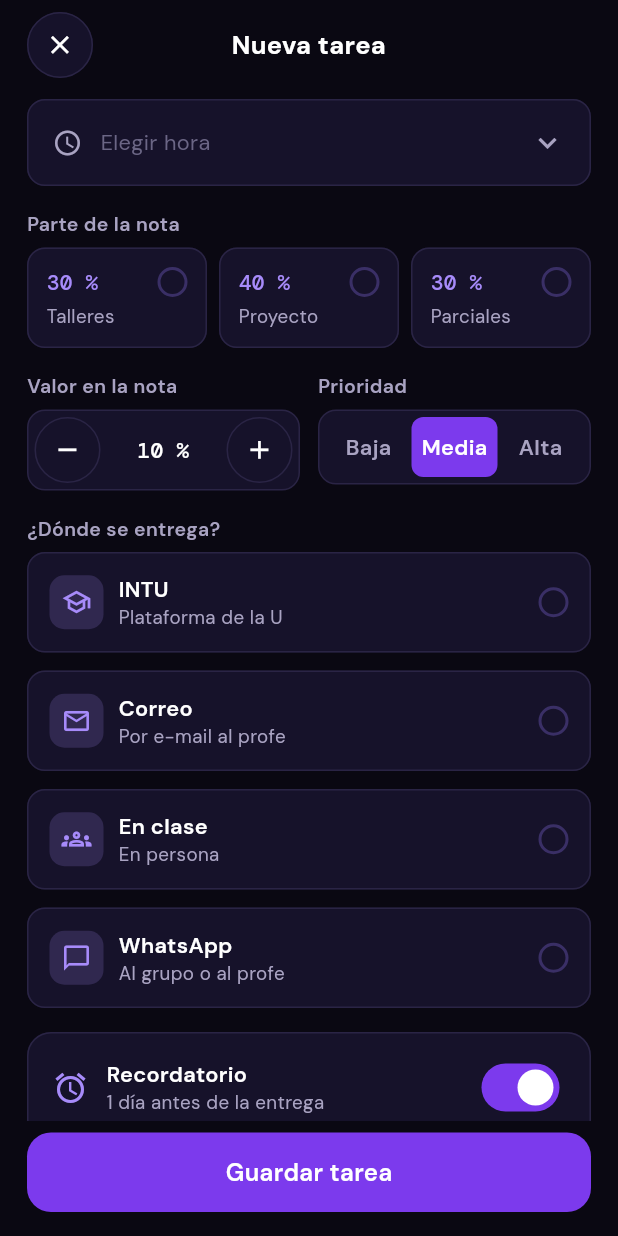
After one commit to JmDavid1x/StudyFlow, a Flutter app: the NewTaskScreen screen opened by its route, scrolled down 576 dp, after a tap on the "remove" icon, on a phone screen of 412 x 824 dp. The commit adds this screen. Run offline on Flutter 3.47's test engine with Material 3 defaults, Android fonts, the phone set to English and light mode, and no system bars; our stand-ins replace google_fonts.

Commit message:
feat: pantalla de nueva tarea con formulario reutilizable
Formulario compartido para Nueva tarea (14) y Editar tarea (19): titulo, materia, tipo, fecha y hora, parte de la nota, valor, prioridad, canal o lugar del examen, recordatorio y notas. Valida titulo, materia y fecha antes de ir a Tarea guardada.

```diff
--- a/lib/features/task_form/task_form_routes.dart
+++ b/lib/features/task_form/task_form_routes.dart
@@ -3,13 +3,14 @@ import 'package:flutter/widgets.dart';
 import 'package:studyflow/core/navigation/app_routes.dart';
 import 'package:studyflow/core/navigation/placeholder_screen.dart';
 import 'package:studyflow/core/navigation/team.dart';
+import 'package:studyflow/features/task_form/ui/screens/new_task_screen.dart';
 
 /// Rutas de Formularios de tarea (Camilo).
 ///
 /// Cuando termines una pantalla, cambia su PlaceholderScreen por tu pantalla.
 /// Solo tú editas este archivo, así no hay conflictos con el resto del equipo.
 final Map<String, WidgetBuilder> taskFormRoutes = {
-  AppRoutes.newTask: (_) => const PlaceholderScreen(figma: '14', title: 'Nueva tarea', owner: Team.p4),
+  AppRoutes.newTask: (_) => const NewTaskScreen(),
   AppRoutes.taskSaved: (_) => const PlaceholderScreen(figma: '15', title: 'Tarea guardada', owner: Team.p4),
   AppRoutes.editTask: (_) => const PlaceholderScreen(figma: '19', title: 'Editar tarea', owner: Team.p4),
 };
--- /dev/null
+++ b/lib/features/task_form/ui/screens/new_task_screen.dart
@@ -0,0 +1,36 @@
+import 'package:flutter/material.dart';
+
+import 'package:studyflow/core/design_system/design_system.dart';
+import 'package:studyflow/core/navigation/app_routes.dart';
+import 'package:studyflow/features/task_form/ui/widgets/task_form.dart';
+
+/// Nueva tarea (Figma 14). Formulario vacío; al guardar va a Tarea guardada
+/// (Figma 15) y le pasa lo que se llenó para mostrar el resumen.
+class NewTaskScreen extends StatelessWidget {
+  const NewTaskScreen({super.key});
+
+  @override
+  Widget build(BuildContext context) {
+    return Scaffold(
+      body: SafeArea(
+        child: Column(
+          children: [
+            const SfScreenHeader(title: 'Nueva tarea', useCloseIcon: true),
+            Expanded(
+              child: TaskForm(
+                submitLabel: 'Guardar tarea',
+                // Reemplaza esta pantalla: al volver desde Tarea guardada no
+                // se regresa a un formulario ya guardado.
+                onSubmit: (data) => Navigator.pushReplacementNamed(
+                  context,
+                  AppRoutes.taskSaved,
+                  arguments: data,
+                ),
+              ),
+            ),
+          ],
+        ),
+      ),
+    );
+  }
+}
--- /dev/null
+++ b/lib/features/task_form/ui/widgets/grade_part_selector.dart
@@ -0,0 +1,96 @@
+import 'package:flutter/material.dart';
+
+import 'package:studyflow/core/design_system/design_system.dart';
+import 'package:studyflow/features/task_form/ui/widgets/task_form_data.dart';
+
+/// Selector de la parte de la nota (Figma 14): tres tarjetas angostas con el
+/// porcentaje arriba y el nombre abajo. SfOptionCards pone el texto al lado
+/// del círculo y en tres columnas no cabe, por eso esta versión compacta.
+class GradePartSelector extends StatelessWidget {
+  const GradePartSelector({
+    super.key,
+    required this.parts,
+    required this.selected,
+    required this.onChanged,
+  });
+
+  final List<GradePart> parts;
+  final GradePart? selected;
+  final ValueChanged<GradePart> onChanged;
+
+  @override
+  Widget build(BuildContext context) {
+    return Row(
+      children: [
+        for (var i = 0; i < parts.length; i++) ...[
+          if (i > 0) const SizedBox(width: SfSpacing.xs),
+          Expanded(
+            child: _GradePartCard(
+              part: parts[i],
+              selected: parts[i] == selected,
+              onTap: () => onChanged(parts[i]),
+            ),
+          ),
+        ],
+      ],
+    );
+  }
+}
+
+class _GradePartCard extends StatelessWidget {
+  const _GradePartCard({required this.part, required this.selected, required this.onTap});
+
+  final GradePart part;
+  final bool selected;
+  final VoidCallback onTap;
+
+  @override
+  Widget build(BuildContext context) {
+    final radius = BorderRadius.circular(SfRadius.md);
+    return Semantics(
+      selected: selected,
+      button: true,
+      child: Material(
+        color: selected ? SfColors.primarySoft : SfColors.surface,
+        borderRadius: radius,
+        child: InkWell(
+          onTap: onTap,
+          borderRadius: radius,
+          child: Container(
+            padding: const EdgeInsets.all(SfSpacing.sm),
+            decoration: BoxDecoration(
+              borderRadius: radius,
+              border: Border.all(
+                color: selected ? SfColors.primary : SfColors.border,
+                width: selected ? 1.5 : 1,
+              ),
+            ),
+            child: Column(
+              crossAxisAlignment: CrossAxisAlignment.start,
+              children: [
+                Row(
+                  children: [
+                    Expanded(
+                      child: Text(
+                        '${part.weight} %',
+                        style: SfTypography.number.copyWith(color: SfColors.primaryLight),
+                      ),
+                    ),
+                    SfRadioDot(selected: selected),
+                  ],
+                ),
+                const SizedBox(height: SfSpacing.xxs),
+                Text(
+                  part.label,
+                  maxLines: 1,
+                  overflow: TextOverflow.ellipsis,
+                  style: SfTypography.caption,
+                ),
+              ],
+            ),
+          ),
+        ),
+      ),
+    );
+  }
+}
--- /dev/null
+++ b/lib/features/task_form/ui/widgets/percent_stepper.dart
@@ -0,0 +1,51 @@
+import 'package:flutter/material.dart';
+
+import 'package:studyflow/core/design_system/design_system.dart';
+
+/// Selector de porcentaje con botones menos y más (Figma 14: "Valor en la
+/// nota"). Se elige tocando, nunca con el teclado.
+class PercentStepper extends StatelessWidget {
+  const PercentStepper({
+    super.key,
+    required this.value,
+    required this.onChanged,
+    this.min = 5,
+    this.max = 100,
+    this.step = 5,
+  });
+
+  final int value;
+  final ValueChanged<int> onChanged;
+  final int min;
+  final int max;
+  final int step;
+
+  @override
+  Widget build(BuildContext context) {
+    return Container(
+      padding: const EdgeInsets.all(SfSpacing.xxs),
+      decoration: BoxDecoration(
+        color: SfColors.surface,
+        borderRadius: BorderRadius.circular(SfRadius.md),
+        border: Border.all(color: SfColors.border),
+      ),
+      child: Row(
+        children: [
+          SfIconButton(
+            icon: Icons.remove,
+            tooltip: 'Bajar porcentaje',
+            onPressed: value - step >= min ? () => onChanged(value - step) : null,
+          ),
+          Expanded(
+            child: Text('$value %', textAlign: TextAlign.center, style: SfTypography.number),
+          ),
+          SfIconButton(
+            icon: Icons.add,
+            tooltip: 'Subir porcentaje',
+            onPressed: value + step <= max ? () => onChanged(value + step) : null,
+          ),
+        ],
+      ),
+    );
+  }
+}
--- /dev/null
+++ b/lib/features/task_form/ui/widgets/task_form.dart
@@ -0,0 +1,318 @@
+import 'package:flutter/material.dart';
+
+import 'package:studyflow/core/demo/demo_data.dart';
+import 'package:studyflow/core/design_system/design_system.dart';
+import 'package:studyflow/features/task_form/ui/widgets/grade_part_selector.dart';
+import 'package:studyflow/features/task_form/ui/widgets/percent_stepper.dart';
+import 'package:studyflow/features/task_form/ui/widgets/task_form_data.dart';
+
+/// Formulario de tarea. Lo usan Nueva tarea (Figma 14), vacío, y Editar
+/// tarea (Figma 19), con los datos cargados en [initial].
+///
+/// Guarda lo que el usuario elige en el estado de la interfaz y, al tocar el
+/// botón, valida título, materia y fecha antes de llamar a [onSubmit].
+class TaskForm extends StatefulWidget {
+  const TaskForm({
+    super.key,
+    required this.submitLabel,
+    required this.onSubmit,
+    this.initial = const TaskFormData(),
+  });
+
+  final String submitLabel;
+  final ValueChanged<TaskFormData> onSubmit;
+  final TaskFormData initial;
+
+  @override
+  State<TaskForm> createState() => _TaskFormState();
+}
+
+class _TaskFormState extends State<TaskForm> {
+  late final _title = TextEditingController(text: widget.initial.title);
+  late final _place = TextEditingController(text: widget.initial.place);
+  late final _notes = TextEditingController(text: widget.initial.notes);
+  late DemoSubject? _subject = widget.initial.subject;
+  late TaskKind _kind = widget.initial.kind;
+  late DateTime? _date = widget.initial.date;
+  late TimeOfDay? _time = widget.initial.time;
+  late GradePart? _gradePart = widget.initial.gradePart;
+  late int _gradeValue = widget.initial.gradeValue;
+  late TaskPriority _priority = widget.initial.priority;
+  late DeliveryChannel? _channel = widget.initial.channel;
+  late bool _reminder = widget.initial.reminder;
+
+  /// Los errores solo se muestran después del primer intento de guardar.
+  bool _triedToSave = false;
+
+  @override
+  void dispose() {
+    _title.dispose();
+    _place.dispose();
+    _notes.dispose();
+    super.dispose();
+  }
+
+  bool get _isExam => _kind == TaskKind.exam;
+
+  Future<void> _pickDate() async {
+    final picked = await sfPickDate(context, initial: _date);
+    if (picked != null) setState(() => _date = picked);
+  }
+
+  Future<void> _pickTime() async {
+    final picked = await sfPickTime(context, initial: _time);
+    if (picked != null) setState(() => _time = picked);
+  }
+
+  void _selectGradePart(GradePart part) {
+    setState(() {
+      _gradePart = part;
+      // El valor de la tarea no puede pasar lo que vale su parte de la nota.
+      if (_gradeValue > part.weight) _gradeValue = part.weight;
+    });
+  }
+
+  void _submit() {
+    setState(() => _triedToSave = true);
+    if (_title.text.trim().isEmpty || _subject == null || _date == null) return;
+
+    widget.onSubmit(
+      TaskFormData(
+        title: _title.text.trim(),
+        subject: _subject,
+        kind: _kind,
+        date: _date,
+        time: _time,
+        gradePart: _gradePart,
+        gradeValue: _gradeValue,
+        priority: _priority,
+        channel: _isExam ? null : _channel,
+        place: _isExam ? _place.text.trim() : '',
+        reminder: _reminder,
+        notes: _notes.text.trim(),
+      ),
+    );
+  }
+
+  @override
+  Widget build(BuildContext context) {
+    return Column(
+      children: [
+        Expanded(
+          child: SingleChildScrollView(
+            padding: const EdgeInsets.fromLTRB(SfSpacing.screen, SfSpacing.xs, SfSpacing.screen, SfSpacing.lg),
+            child: Column(
+              crossAxisAlignment: CrossAxisAlignment.stretch,
+              children: [
+                SfTextField(
+                  label: 'Título',
+                  hint: 'Ej.: Taller 3: consultas SQL',
+                  controller: _title,
+                  textCapitalization: TextCapitalization.sentences,
+                  textInputAction: TextInputAction.done,
+                  errorText: _triedToSave && _title.text.trim().isEmpty ? 'Escribe el título' : null,
+                  onChanged: (_) => setState(() {}),
+                ),
+                const SizedBox(height: SfSpacing.md),
+                const _FieldLabel('Materia'),
+                SfOptionCards<DemoSubject>(
+                  columns: 1,
+                  selected: _subject,
+                  onChanged: (subject) => setState(() => _subject = subject),
+                  options: [
+                    for (final subject in DemoData.subjects)
+                      SfOption(
+                        value: subject,
+                        label: subject.name,
+                        subtitle: subject.professor,
+                        icon: Icons.menu_book_outlined,
+                        color: subject.color,
+                      ),
+                  ],
+                ),
+                if (_triedToSave && _subject == null) const _FieldError('Elige la materia'),
+                const SizedBox(height: SfSpacing.md),
+                const _FieldLabel('Tipo'),
+                SfSegmented<TaskKind>(
+                  selected: _kind,
+                  onChanged: (kind) => setState(() => _kind = kind),
+                  segments: [for (final kind in TaskKind.values) (kind, kind.label)],
+                ),
+                const SizedBox(height: SfSpacing.md),
+                SfPickerField(
+                  label: _isExam ? 'Fecha del examen' : 'Fecha de entrega',
+                  value: _date == null ? null : sfFormatDate(_date!),
+                  placeholder: 'Elegir fecha',
+                  onTap: _pickDate,
+                ),
+                if (_triedToSave && _date == null) const _FieldError('Elige la fecha'),
+                const SizedBox(height: SfSpacing.md),
+                SfPickerField(
+                  label: _isExam ? 'Hora del examen' : 'Hora de entrega',
+                  value: _time == null ? null : sfFormatTime(_time!),
+                  placeholder: 'Elegir hora',
+                  icon: Icons.schedule,
+                  onTap: _pickTime,
+                ),
+                const SizedBox(height: SfSpacing.md),
+                const _FieldLabel('Parte de la nota'),
+                GradePartSelector(
+                  parts: demoGradeParts,
+                  selected: _gradePart,
+                  onChanged: _selectGradePart,
+                ),
+                const SizedBox(height: SfSpacing.md),
+                Row(
+                  crossAxisAlignment: CrossAxisAlignment.start,
+                  children: [
+                    Expanded(
+                      child: Column(
+                        crossAxisAlignment: CrossAxisAlignment.stretch,
+                        children: [
+                          const _FieldLabel('Valor en la nota'),
+                          PercentStepper(
+                            value: _gradeValue,
+                            max: _gradePart?.weight ?? 100,
+                            onChanged: (value) => setState(() => _gradeValue = value),
+                          ),
+                        ],
+                      ),
+                    ),
+                    const SizedBox(width: SfSpacing.sm),
+                    Expanded(
+                      child: Column(
+                        crossAxisAlignment: CrossAxisAlignment.stretch,
+                        children: [
+                          const _FieldLabel('Prioridad'),
+                          SfSegmented<TaskPriority>(
+                            selected: _priority,
+                            onChanged: (priority) => setState(() => _priority = priority),
+                            segments: [for (final p in TaskPriority.values) (p, p.label)],
+                          ),
+                        ],
+                      ),
+                    ),
+                  ],
+                ),
+                if (_gradePart != null) ...[
+                  const SizedBox(height: SfSpacing.xs),
+                  Text(
+                    '${_gradePart!.label} vale ${_gradePart!.weight} %: esta tarea usa '
+                    '$_gradeValue % y quedan ${_gradePart!.weight - _gradeValue} % sin asignar.',
+                    style: SfTypography.caption.copyWith(color: SfColors.success),
+                  ),
+                ],
+                const SizedBox(height: SfSpacing.md),
+                if (_isExam)
+                  SfTextField(
+                    label: '¿Dónde es el examen?',
+                    hint: 'Salón o edificio',
+                    icon: Icons.place_outlined,
+                    controller: _place,
+                    textCapitalization: TextCapitalization.sentences,
+                  )
+                else ...[
+                  const _FieldLabel('¿Dónde se entrega?'),
+                  SfOptionCards<DeliveryChannel>(
+                    columns: 1,
+                    selected: _channel,
+                    onChanged: (channel) => setState(() => _channel = channel),
+                    options: [
+                      for (final channel in DeliveryChannel.values)
+                        SfOption(
+                          value: channel,
+                          label: channel.label,
+                          subtitle: channel.subtitle,
+                          icon: channel.icon,
+                        ),
+                    ],
+                  ),
+                ],
+                const SizedBox(height: SfSpacing.md),
+                _ReminderCard(
+                  value: _reminder,
+                  subtitle: _isExam ? '1 día antes del examen' : '1 día antes de la entrega',
+                  onChanged: (value) => setState(() => _reminder = value),
+                ),
+                const SizedBox(height: SfSpacing.md),
+                SfTextField(
+                  label: 'Notas (opcional)',
+                  hint: 'Lo que debes recordar de esta tarea',
+                  controller: _notes,
+                  maxLines: 3,
+                  textCapitalization: TextCapitalization.sentences,
+                ),
+              ],
+            ),
+          ),
+        ),
+        Padding(
+          padding: const EdgeInsets.fromLTRB(SfSpacing.screen, SfSpacing.xs, SfSpacing.screen, SfSpacing.md),
+          child: SfButton(label: widget.submitLabel, onPressed: _submit),
+        ),
+      ],
+    );
+  }
+}
+
+/// Etiqueta de un campo armado a mano (los Sf* con label ya la traen).
+class _FieldLabel extends StatelessWidget {
+  const _FieldLabel(this.text);
+
+  final String text;
+
+  @override
+  Widget build(BuildContext context) {
+    return Padding(
+      padding: const EdgeInsets.only(bottom: SfSpacing.xs - 2),
+      child: Text(text, style: SfTypography.label),
+    );
+  }
+}
+
+/// Mensaje de error debajo de un selector.
+class _FieldError extends StatelessWidget {
+  const _FieldError(this.text);
+
+  final String text;
+
+  @override
+  Widget build(BuildContext context) {
+    return Padding(
+      padding: const EdgeInsets.only(top: SfSpacing.xxs),
+      child: Text(text, style: SfTypography.caption.copyWith(color: SfColors.danger)),
+    );
+  }
+}
+
+/// Tarjeta con el interruptor del recordatorio.
+class _ReminderCard extends StatelessWidget {
+  const _ReminderCard({required this.value, required this.subtitle, required this.onChanged});
+
+  final bool value;
+  final String subtitle;
+  final ValueChanged<bool> onChanged;
+
+  @override
+  Widget build(BuildContext context) {
+    return SfCard(
+      padding: const EdgeInsets.symmetric(horizontal: SfSpacing.md, vertical: SfSpacing.sm),
+      child: Row(
+        children: [
+          const Icon(Icons.alarm, color: SfColors.primaryLight),
+          const SizedBox(width: SfSpacing.sm),
+          Expanded(
+            child: Column(
+              crossAxisAlignment: CrossAxisAlignment.start,
+              children: [
+                Text('Recordatorio', style: SfTypography.bodyStrong),
+                Text(subtitle, style: SfTypography.caption),
+              ],
+            ),
+          ),
+          Switch(value: value, onChanged: onChanged),
+        ],
+      ),
+    );
+  }
+}
--- /dev/null
+++ b/lib/features/task_form/ui/widgets/task_form_data.dart
@@ -0,0 +1,93 @@
+import 'package:flutter/material.dart';
+
+import 'package:studyflow/core/demo/demo_data.dart';
+
+/// Tipo de actividad (Figma 14: Tarea, Examen, Proyecto).
+enum TaskKind {
+  task('Tarea'),
+  exam('Examen'),
+  project('Proyecto');
+
+  const TaskKind(this.label);
+  final String label;
+}
+
+/// Prioridad de la actividad.
+enum TaskPriority {
+  low('Baja'),
+  medium('Media'),
+  high('Alta');
+
+  const TaskPriority(this.label);
+  final String label;
+}
+
+/// Dónde se entrega la actividad (Figma 14: "¿Dónde se entrega?").
+enum DeliveryChannel {
+  intu('INTU', 'Plataforma de la U', Icons.school_outlined),
+  email('Correo', 'Por e-mail al profe', Icons.mail_outline),
+  inClass('En clase', 'En persona', Icons.groups_outlined),
+  whatsapp('WhatsApp', 'Al grupo o al profe', Icons.chat_bubble_outline);
+
+  const DeliveryChannel(this.label, this.subtitle, this.icon);
+  final String label;
+  final String subtitle;
+  final IconData icon;
+}
+
+/// Parte de la nota de la materia a la que suma la actividad
+/// (Figma 14: "Parte de la nota").
+class GradePart {
+  const GradePart(this.label, this.weight);
+
+  final String label;
+
+  /// Porcentaje que vale esta parte en la nota final.
+  final int weight;
+}
+
+/// Partes de la nota del prototipo. En el Sprint 2 salen de cada materia.
+const demoGradeParts = <GradePart>[
+  GradePart('Talleres', 30),
+  GradePart('Proyecto', 40),
+  GradePart('Parciales', 30),
+];
+
+/// Lo que el usuario llena en el formulario de tarea (Figma 14 y 19).
+/// Se usa para cargar el formulario al editar y para mostrar el resumen
+/// en Tarea guardada (Figma 15).
+class TaskFormData {
+  const TaskFormData({
+    this.title = '',
+    this.subject,
+    this.kind = TaskKind.task,
+    this.date,
+    this.time,
+    this.gradePart,
+    this.gradeValue = 15,
+    this.priority = TaskPriority.medium,
+    this.channel,
+    this.place = '',
+    this.reminder = true,
+    this.notes = '',
+  });
+
+  final String title;
+  final DemoSubject? subject;
+  final TaskKind kind;
+  final DateTime? date;
+  final TimeOfDay? time;
+  final GradePart? gradePart;
+
+  /// Porcentaje de la nota que vale esta actividad.
+  final int gradeValue;
+  final TaskPriority priority;
+
+  /// Canal de entrega. Solo aplica si no es examen.
+  final DeliveryChannel? channel;
+
+  /// Lugar del examen. Solo aplica si es examen.
+  final String place;
+  final bool reminder;
+  final String notes;
+}
```
